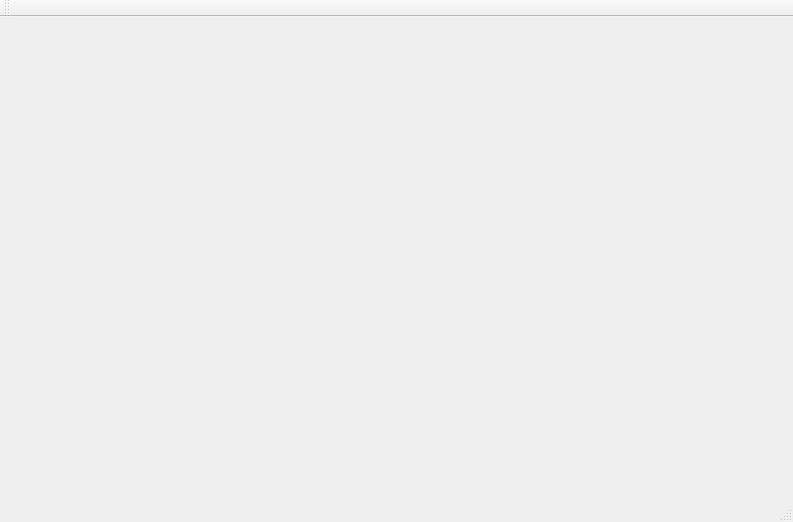
Old version of the form Lampyris Trade Station/Resource/Forms/MainWindow.ui in the repository 390031942/Lampyris-Trade-Station.
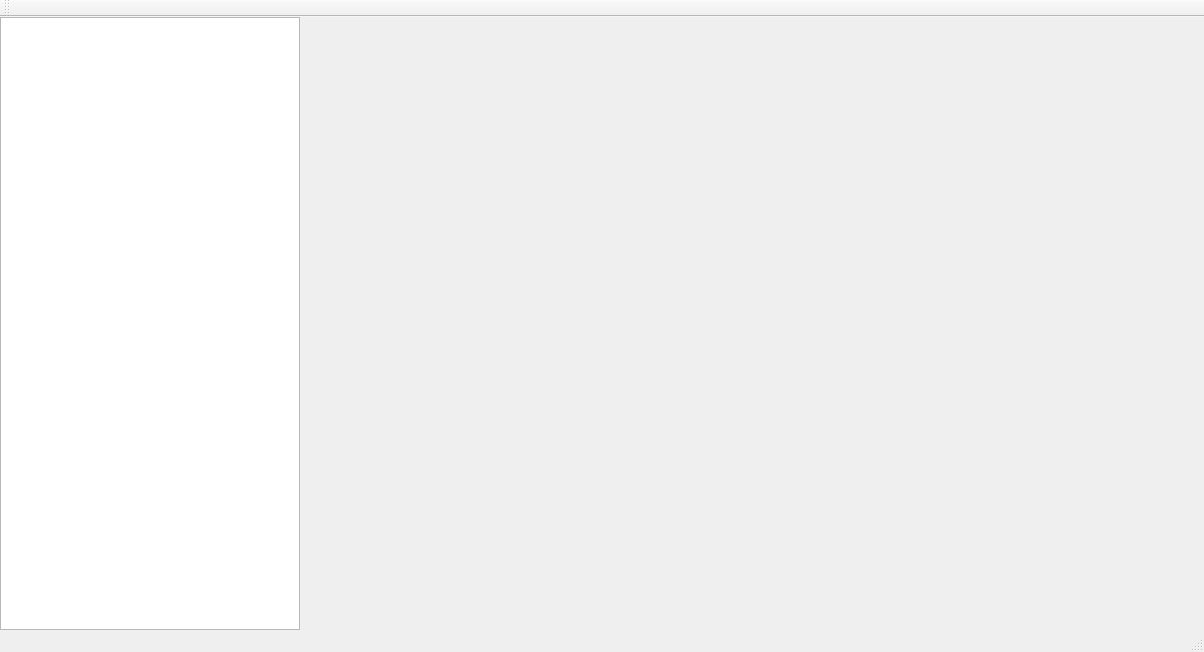
New version of the form.

What changed in the file:
```diff
--- a/Lampyris Trade Station/Resource/Forms/MainWindow.ui
+++ b/Lampyris Trade Station/Resource/Forms/MainWindow.ui
@@ -6,14 +6,46 @@
    <rect>
     <x>0</x>
     <y>0</y>
-    <width>793</width>
-    <height>522</height>
+    <width>1204</width>
+    <height>652</height>
    </rect>
   </property>
   <property name="windowTitle">
    <string>MainWindow</string>
   </property>
-  <widget class="QWidget" name="centralWidget"/>
+  <widget class="QWidget" name="centralWidget">
+   <layout class="QGridLayout" name="gridLayout">
+    <property name="leftMargin">
+     <number>0</number>
+    </property>
+    <property name="topMargin">
+     <number>0</number>
+    </property>
+    <property name="rightMargin">
+     <number>0</number>
+    </property>
+    <property name="bottomMargin">
+     <number>0</number>
+    </property>
+    <item row="0" column="0">
+     <layout class="QHBoxLayout" name="horizontalLayout">
+      <item>
+       <widget class="QTreeView" name="treeView">
+        <property name="maximumSize">
+         <size>
+          <width>300</width>
+          <height>16777215</height>
+         </size>
+        </property>
+       </widget>
+      </item>
+      <item>
+       <widget class="QWidget" name="widget" native="true"/>
+      </item>
+     </layout>
+    </item>
+   </layout>
+  </widget>
   <widget class="QMenuBar" name="menuBar">
    <property name="geometry">
     <rect>
```
Left out of the diff: 4 changed lines with no effect on the pictures.
